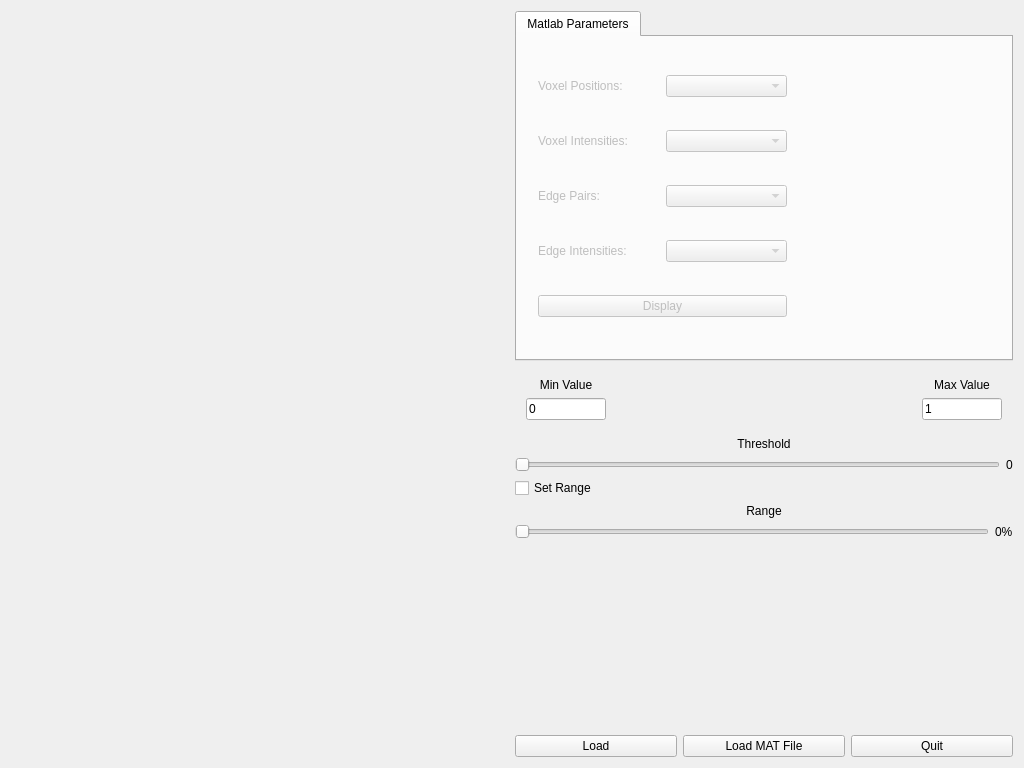
This is mainwindow.ui in ImageLab/CEREBRA as Qt 5 draws it before an edit. The edited form follows.
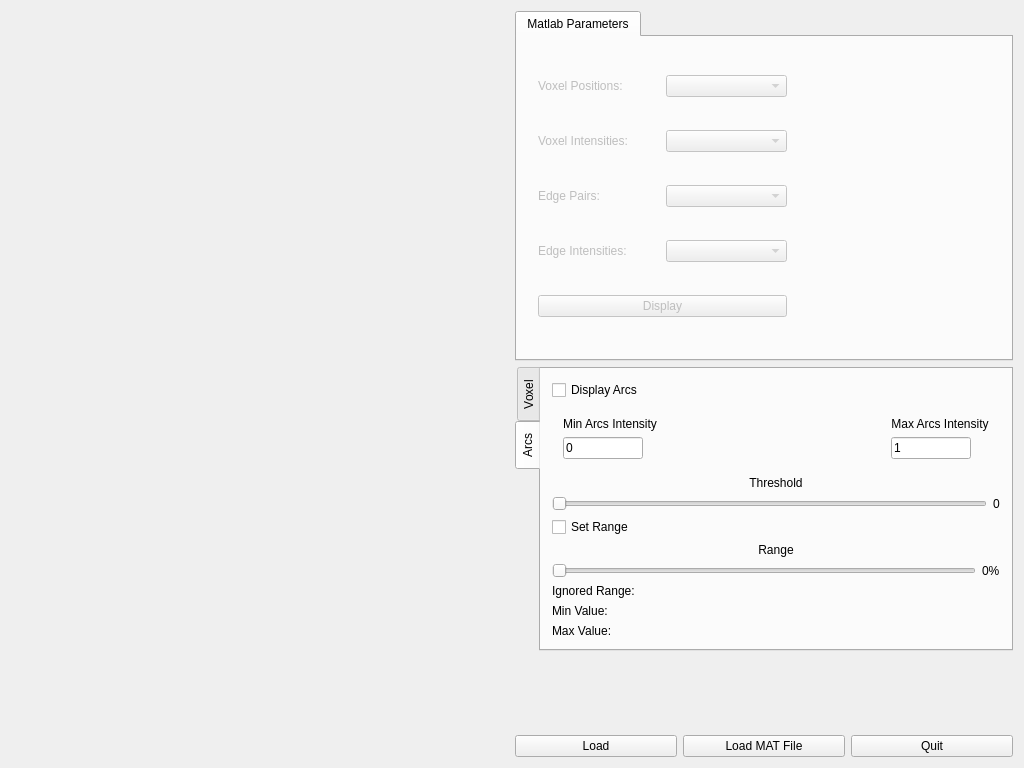
This is the edited form. The open tabs and pages were chosen to show the change. Custom widgets are drawn as their Qt base class.

Commit message: edges and edge thresholds

```diff
--- a/mainwindow.ui
+++ b/mainwindow.ui
@@ -156,6 +156,22 @@
          </widget>
         </item>
         <item>
+         <widget class="QTabWidget" name="graphicalSettingsTabs">
+          <property name="tabPosition">
+           <enum>QTabWidget::West</enum>
+          </property>
+          <property name="tabShape">
+           <enum>QTabWidget::Rounded</enum>
+          </property>
+          <property name="currentIndex">
+           <number>0</number>
+          </property>
+          <widget class="QWidget" name="voxelTab">
+           <attribute name="title">
+            <string>Voxel</string>
+           </attribute>
+           <layout class="QVBoxLayout" name="verticalLayout_6">
+            <item>
          <widget class="QWidget" name="minMaxValuesWidget" native="true">
           <layout class="QHBoxLayout" name="minMaxValuesLayout">
            <property name="sizeConstraint">
@@ -167,12 +183,12 @@
               <widget class="QLabel" name="minValueLabel">
                <property name="maximumSize">
                 <size>
-                 <width>80</width>
+                     <width>100</width>
                  <height>16777215</height>
                 </size>
                </property>
                <property name="text">
-                <string>Min Value</string>
+                    <string>Min Voxel Intensity</string>
                </property>
                <property name="alignment">
                 <set>Qt::AlignCenter</set>
@@ -221,7 +237,7 @@
              <item>
               <widget class="QLabel" name="maxValueLabel">
                <property name="text">
-                <string>Max Value</string>
+                    <string>Max Voxel Intensity</string>
                </property>
                <property name="alignment">
                 <set>Qt::AlignCenter</set>
@@ -324,6 +340,245 @@
          </layout>
         </item>
         <item>
+             <layout class="QVBoxLayout" name="verticalLayout">
+              <item>
+               <widget class="QLabel" name="label_3">
+                <property name="text">
+                 <string>Transparent (Ignored) Range:</string>
+                </property>
+               </widget>
+              </item>
+              <item>
+               <widget class="QLabel" name="minThresholdLabel">
+                <property name="text">
+                 <string>Min Value:</string>
+                </property>
+               </widget>
+              </item>
+              <item>
+               <widget class="QLabel" name="maxThresholdLabel">
+                <property name="text">
+                 <string>Max Value:</string>
+                </property>
+               </widget>
+              </item>
+             </layout>
+            </item>
+           </layout>
+          </widget>
+          <widget class="QWidget" name="edgeTab">
+           <attribute name="title">
+            <string>Arcs</string>
+           </attribute>
+           <layout class="QVBoxLayout" name="verticalLayout_6">
+            <item>
+             <widget class="QCheckBox" name="displayArcsCheckBox">
+              <property name="text">
+               <string>Display Arcs</string>
+              </property>
+             </widget>
+            </item>
+            <item>
+             <widget class="QWidget" name="edgeMinMaxValuesWidget" native="true">
+              <property name="enabled">
+               <bool>true</bool>
+              </property>
+              <layout class="QHBoxLayout" name="minMaxValuesLayout">
+               <property name="sizeConstraint">
+                <enum>QLayout::SetDefaultConstraint</enum>
+               </property>
+               <item>
+                <layout class="QVBoxLayout" name="edgeMinLayout">
+                 <item>
+                  <widget class="QLabel" name="edgeMinValueLabel">
+                   <property name="maximumSize">
+                    <size>
+                     <width>100</width>
+                     <height>16777215</height>
+                    </size>
+                   </property>
+                   <property name="text">
+                    <string>Min Arcs Intensity</string>
+                   </property>
+                   <property name="alignment">
+                    <set>Qt::AlignCenter</set>
+                   </property>
+                  </widget>
+                 </item>
+                 <item>
+                  <widget class="QLineEdit" name="edgeMinValueTextField">
+                   <property name="sizePolicy">
+                    <sizepolicy hsizetype="Fixed" vsizetype="Fixed">
+                     <horstretch>0</horstretch>
+                     <verstretch>0</verstretch>
+                    </sizepolicy>
+                   </property>
+                   <property name="maximumSize">
+                    <size>
+                     <width>80</width>
+                     <height>16777215</height>
+                    </size>
+                   </property>
+                   <property name="text">
+                    <string>0</string>
+                   </property>
+                  </widget>
+                 </item>
+                </layout>
+               </item>
+               <item>
+                <spacer name="horizontalSpacer">
+                 <property name="orientation">
+                  <enum>Qt::Horizontal</enum>
+                 </property>
+                 <property name="sizeType">
+                  <enum>QSizePolicy::MinimumExpanding</enum>
+                 </property>
+                 <property name="sizeHint" stdset="0">
+                  <size>
+                   <width>40</width>
+                   <height>20</height>
+                  </size>
+                 </property>
+                </spacer>
+               </item>
+               <item>
+                <layout class="QVBoxLayout" name="edgeMaxLayout">
+                 <item>
+                  <widget class="QLabel" name="edgeMaxValueLabel">
+                   <property name="text">
+                    <string>Max Arcs Intensity</string>
+                   </property>
+                   <property name="alignment">
+                    <set>Qt::AlignCenter</set>
+                   </property>
+                  </widget>
+                 </item>
+                 <item>
+                  <widget class="QLineEdit" name="edgeMaxValueTextField">
+                   <property name="sizePolicy">
+                    <sizepolicy hsizetype="Fixed" vsizetype="Fixed">
+                     <horstretch>0</horstretch>
+                     <verstretch>0</verstretch>
+                    </sizepolicy>
+                   </property>
+                   <property name="maximumSize">
+                    <size>
+                     <width>80</width>
+                     <height>16777215</height>
+                    </size>
+                   </property>
+                   <property name="text">
+                    <string>1</string>
+                   </property>
+                  </widget>
+                 </item>
+                </layout>
+               </item>
+              </layout>
+             </widget>
+            </item>
+            <item>
+             <layout class="QVBoxLayout" name="edgeThresholdLayout">
+              <item>
+               <widget class="QLabel" name="edgeThresholdLabel">
+                <property name="text">
+                 <string>Threshold</string>
+                </property>
+                <property name="alignment">
+                 <set>Qt::AlignCenter</set>
+                </property>
+               </widget>
+              </item>
+              <item>
+               <layout class="QHBoxLayout" name="edgeHorizThresholdLayout">
+                <item>
+                 <widget class="QSlider" name="edgeThresholdSlider">
+                  <property name="orientation">
+                   <enum>Qt::Horizontal</enum>
+                  </property>
+                 </widget>
+                </item>
+                <item>
+                 <widget class="QLabel" name="edgeThresholdValue">
+                  <property name="text">
+                   <string>0</string>
+                  </property>
+                 </widget>
+                </item>
+               </layout>
+              </item>
+             </layout>
+            </item>
+            <item>
+             <layout class="QVBoxLayout" name="edgeRangeLayout">
+              <item>
+               <widget class="QCheckBox" name="edgeSetRangeCheckBox">
+                <property name="text">
+                 <string>Set Range</string>
+                </property>
+               </widget>
+              </item>
+              <item>
+               <widget class="QLabel" name="edgeRangeLabel">
+                <property name="text">
+                 <string>Range</string>
+                </property>
+                <property name="alignment">
+                 <set>Qt::AlignCenter</set>
+                </property>
+               </widget>
+              </item>
+              <item>
+               <layout class="QHBoxLayout" name="edgeRangeHorizontalLayout">
+                <item>
+                 <widget class="QSlider" name="edgeRangeSlider">
+                  <property name="orientation">
+                   <enum>Qt::Horizontal</enum>
+                  </property>
+                 </widget>
+                </item>
+                <item>
+                 <widget class="QLabel" name="edgeRangeValuePercent">
+                  <property name="text">
+                   <string>0%</string>
+                  </property>
+                 </widget>
+                </item>
+               </layout>
+              </item>
+             </layout>
+            </item>
+            <item>
+             <layout class="QVBoxLayout" name="verticalLayout_3">
+              <item>
+               <widget class="QLabel" name="label_4">
+                <property name="text">
+                 <string>Ignored Range:</string>
+                </property>
+               </widget>
+              </item>
+              <item>
+               <widget class="QLabel" name="edgeMinThresholdLabel">
+                <property name="text">
+                 <string>Min Value:</string>
+                </property>
+               </widget>
+              </item>
+              <item>
+               <widget class="QLabel" name="edgeMaxThresholdLabel">
+                <property name="text">
+                 <string>Max Value:</string>
+                </property>
+               </widget>
+              </item>
+             </layout>
+            </item>
+           </layout>
+          </widget>
+         </widget>
+        </item>
+        <item>
          <spacer name="verticalSpacer">
           <property name="orientation">
            <enum>Qt::Vertical</enum>
```
Left out of the diff: 122 changed lines with no effect on the pictures. Lines whose indentation alone changed are shown as unchanged. The commit also changes 4 other files.
